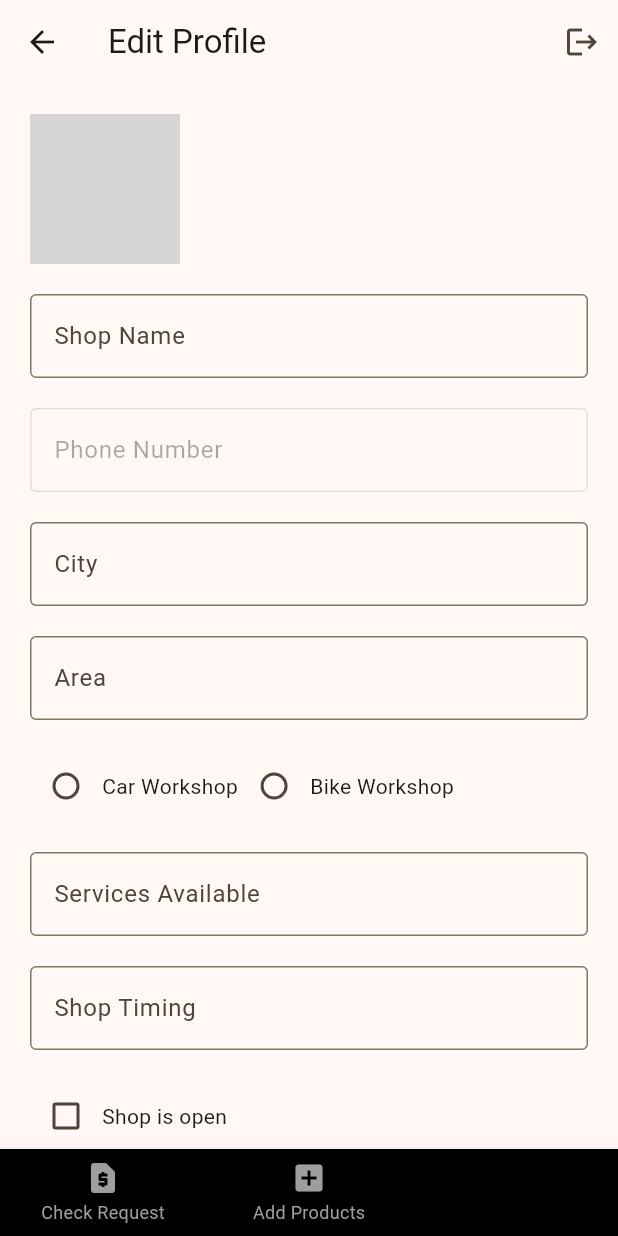
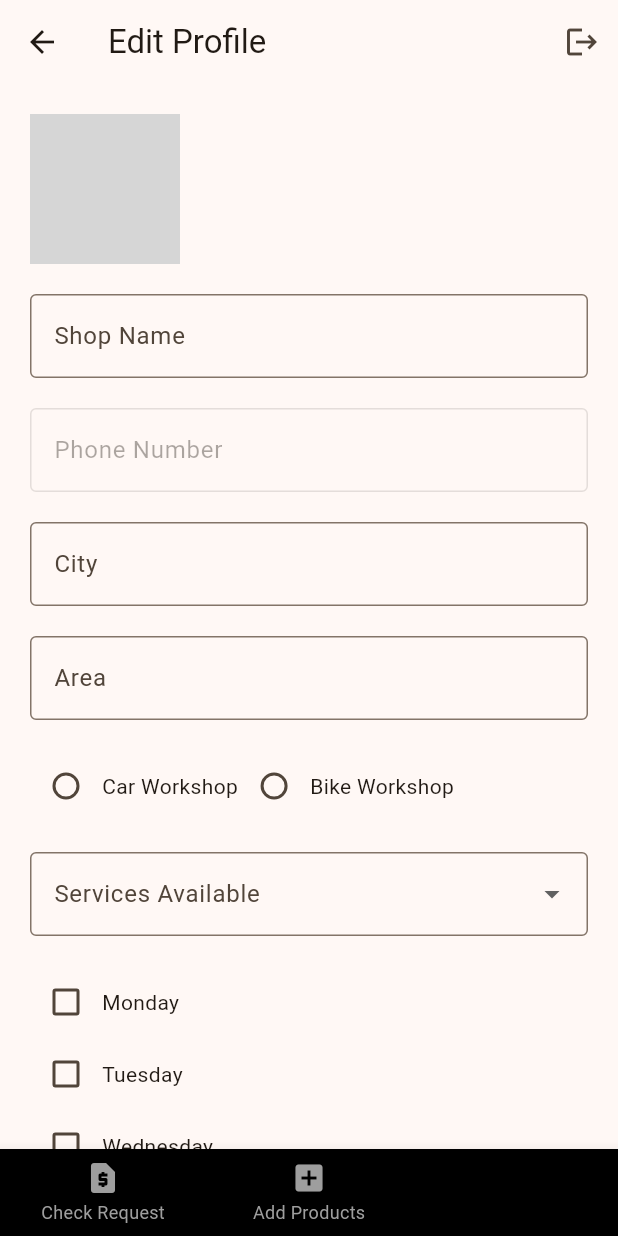
Before and after one commit to MDK-404/e_mechanic, a Flutter app: the MechanicProfile screen opened by its route, on a phone screen of 412 x 824 dp. Run offline on Flutter 3.47's test engine with Material 3 defaults, Android fonts, the phone set to English and light mode, and no system bars; our stand-ins replace cloud_firestore, firebase_auth, firebase_core, firebase_storage, fluttertoast, image_picker and 2 more; accounts and stored records are empty; network calls fail; grey boxes are pictures that could not be loaded.

```diff
--- a/lib/screens/mechanic_profile.dart
+++ b/lib/screens/mechanic_profile.dart
@@ -19,9 +19,17 @@ class _MechanicProfileState extends State<MechanicProfile> {
   final TextEditingController areaController = TextEditingController();
   String phoneNumber = '';
   late String shopType = '';
-  late String servicesAvailable = '';
+  late List<String> servicesAvailable = [];
   late String shopTiming = '';
-  late bool isShopOpen = false;
+  late Map<String, bool> availability = {
+    'Monday': false,
+    'Tuesday': false,
+    'Wednesday': false,
+    'Thursday': false,
+    'Friday': false,
+    'Saturday': false,
+    'Sunday': false,
+  };
   late String profileImageUrl = '';
 
   late File? _image; // Initialize with null
@@ -83,7 +91,7 @@ class _MechanicProfileState extends State<MechanicProfile> {
         'shopType': shopType,
         'servicesAvailable': servicesAvailable,
         'shopTiming': shopTiming,
-        'isShopOpen': isShopOpen,
+        'availability': availability,
       });
 
       // Navigate to mechanic's dashboard or any other screen after saving profile
@@ -194,42 +202,66 @@ class _MechanicProfileState extends State<MechanicProfile> {
               ],
             ),
             SizedBox(height: 20),
-            TextField(
+            DropdownButtonFormField(
               decoration: InputDecoration(
                 labelText: 'Services Available',
                 border: OutlineInputBorder(),
               ),
+              value: null,
+              items: [
+                DropdownMenuItem(
+                  child: Text('Tuning'),
+                  value: 'Tuning',
+                ),
+                DropdownMenuItem(
+                  child: Text('Denting'),
+                  value: 'Denting',
+                ),
+                DropdownMenuItem(
+                  child: Text('Electrician'),
+                  value: 'Electrician',
+                ),
+                DropdownMenuItem(
+                  child: Text('Puncture'),
+                  value: 'Puncture',
+                ),
+                DropdownMenuItem(
+                  child: Text('Car Deck System'),
+                  value: 'Car Deck System',
+                ),
+                DropdownMenuItem(
+                  child: Text('Fuel Delivery'),
+                  value: 'Fuel Delivery',
+                ),
+                DropdownMenuItem(
+                  child: Text('Auto Parts'),
+                  value: 'Auto Parts',
+                ),
+              ],
               onChanged: (value) {
                 setState(() {
-                  servicesAvailable = value;
+                  servicesAvailable.add(value.toString());
                 });
               },
             ),
             SizedBox(height: 20),
-            TextField(
-              decoration: InputDecoration(
-                labelText: 'Shop Timing',
-                border: OutlineInputBorder(),
-              ),
+            Column(
+              crossAxisAlignment: CrossAxisAlignment.start,
+              children: availability.keys.map((String day) {
+                return Row(
+                  children: [
+                    Checkbox(
+                      value: availability[day],
                       onChanged: (value) {
                         setState(() {
-                  shopTiming = value;
+                          availability[day] = value!;
                         });
                       },
                     ),
-            SizedBox(height: 20),
-            Row(
-              children: [
-                Checkbox(
-                  value: isShopOpen,
-                  onChanged: (value) {
-                    setState(() {
-                      isShopOpen = value!;
-                    });
-                  },
-                ),
-                Text('Shop is open'),
+                    Text(day),
                   ],
+                );
+              }).toList(),
             ),
             SizedBox(height: 20),
             ElevatedButton(
@@ -242,10 +274,9 @@ class _MechanicProfileState extends State<MechanicProfile> {
       bottomNavigationBar: MechanicBottomNavigationBar(
         onTap: (index) {
           if (index == 0) {
+            Navigator.pushReplacementNamed(context, 'mechanic_dashboard');
           } else if (index == 1) {
-          } else if (index == 2) {
-            Navigator.pushReplacementNamed(context, 'mechanic_profile');
-          }
+          } else if (index == 2) {}
         },
         currentIndex: 2,
       ),
```
Lines whose indentation alone changed are shown as unchanged.
